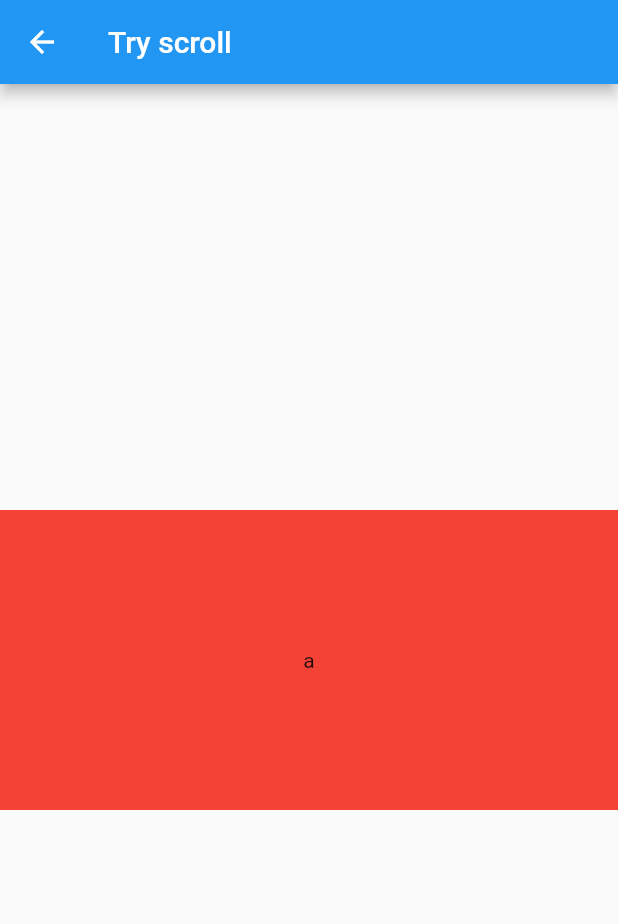
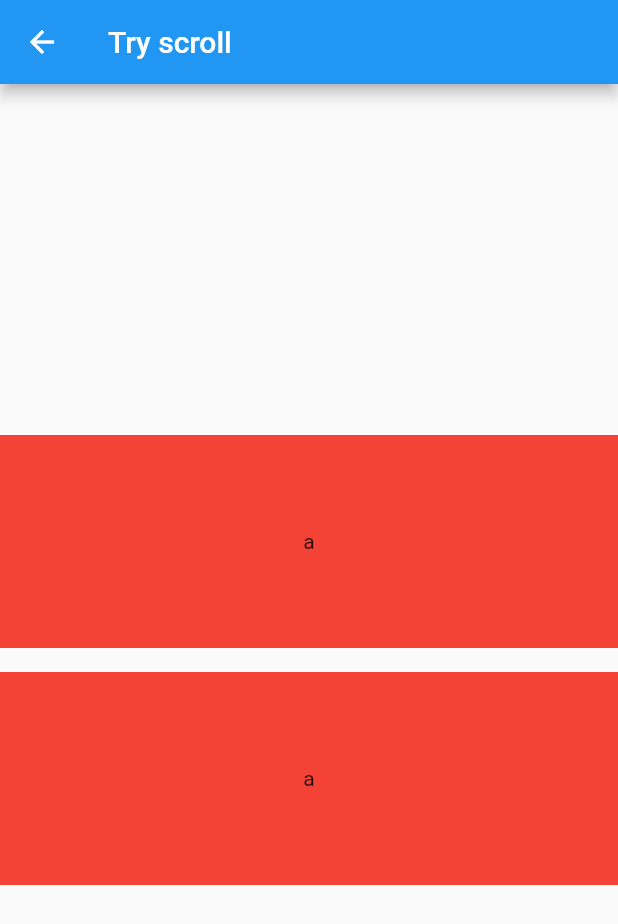
Before and after one commit to AWarmHug/flutter_page_view_nested_utils, a Flutter app: the PageViewPage screen opened directly, on a phone screen of 412 x 824 dp. Shown: the top 924 px of the screen. Run offline on Flutter 3.47's test engine with Material 2 defaults, Android fonts, the phone set to English and light mode, and no system bars.

Commit message:
完善example

```diff
--- a/example/lib/pv_in_pv.dart
+++ b/example/lib/pv_in_pv.dart
@@ -1,5 +1,3 @@
-import 'dart:html';
-
 import 'package:flutter/material.dart';
 import 'package:flutter_page_view_nested_utils/page_view_nested_utils.dart';
 
@@ -36,22 +34,53 @@ class _PageViewPageState extends State<PageViewPage> {
               Center(
                 child: Container(
                   width: MediaQuery.of(context).size.width,
-                  height: 200,
-                  color: Colors.red,
-                  child: Page2(),
+                  height: 300,
+                  child: Column(
+                    children: [
+                      Expanded(child: Page2()),
+                      SizedBox(
+                        height: 16,
+                      ),
+                      Expanded(child: Page2()),
+                    ],
+                  ),
                 ),
               ),
               Center(
                 child: Text("b"),
               ),
               Center(
-                child: Text("c"),
+                child: Container(
+                  width: MediaQuery.of(context).size.width,
+                  height: 300,
+                  child: Column(
+                    children: [
+                      Expanded(child: Page2()),
+                      SizedBox(
+                        height: 16,
+                      ),
+                      Expanded(child: Page2()),
+                    ],
+                  ),
+                ),
               ),
               Center(
                 child: Text("d"),
               ),
               Center(
-                child: Text("e"),
+                child: Container(
+                  width: MediaQuery.of(context).size.width,
+                  height: 300,
+                  child: Column(
+                    children: [
+                      Expanded(child: Page2()),
+                      SizedBox(
+                        height: 16,
+                      ),
+                      Expanded(child: Page2()),
+                    ],
+                  ),
+                ),
               ),
             ],
           ),
@@ -66,7 +95,9 @@ class Page2 extends StatelessWidget {
 
   @override
   Widget build(BuildContext context) {
-    return PageView(
+    return Container(
+      color: Colors.red,
+      child: PageView(
         children: [
           Center(
             child: Text("a"),
@@ -84,6 +115,7 @@ class Page2 extends StatelessWidget {
             child: Text("e"),
           ),
         ],
+      ),
     );
   }
 }
--- a/lib/page_view_nested_utils.dart
+++ b/lib/page_view_nested_utils.dart
@@ -11,7 +11,8 @@ class PageViewNestedUtils {
   DragStartDetails? dragStartDetails;
 
   bool handleNotification(ScrollNotification notification) {
-    if(notification.depth==0){
+
+    if (notification.depth == 0) {
       return false;
     }
 
--- a/lib/tabbar_view.dart
+++ b/lib/tabbar_view.dart
@@ -178,7 +178,7 @@ class _NestedTabBarViewState extends State<NestedTabBarView> {
 
   // Called when the PageView scrolls
   bool _handleScrollNotification(ScrollNotification notification) {
-    debugPrint("---------${notification}");
+
     if (_warpUnderwayCount > 0) return false;
 
     if (notification.depth != 0) {
```
Lines whose indentation alone changed are shown as unchanged.
